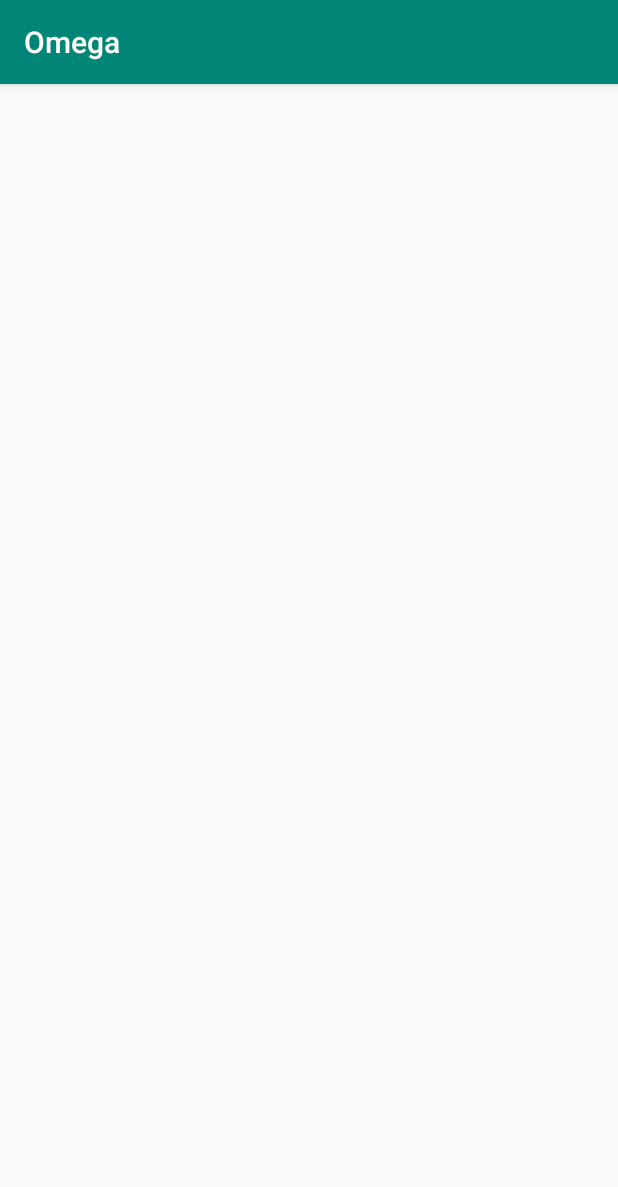
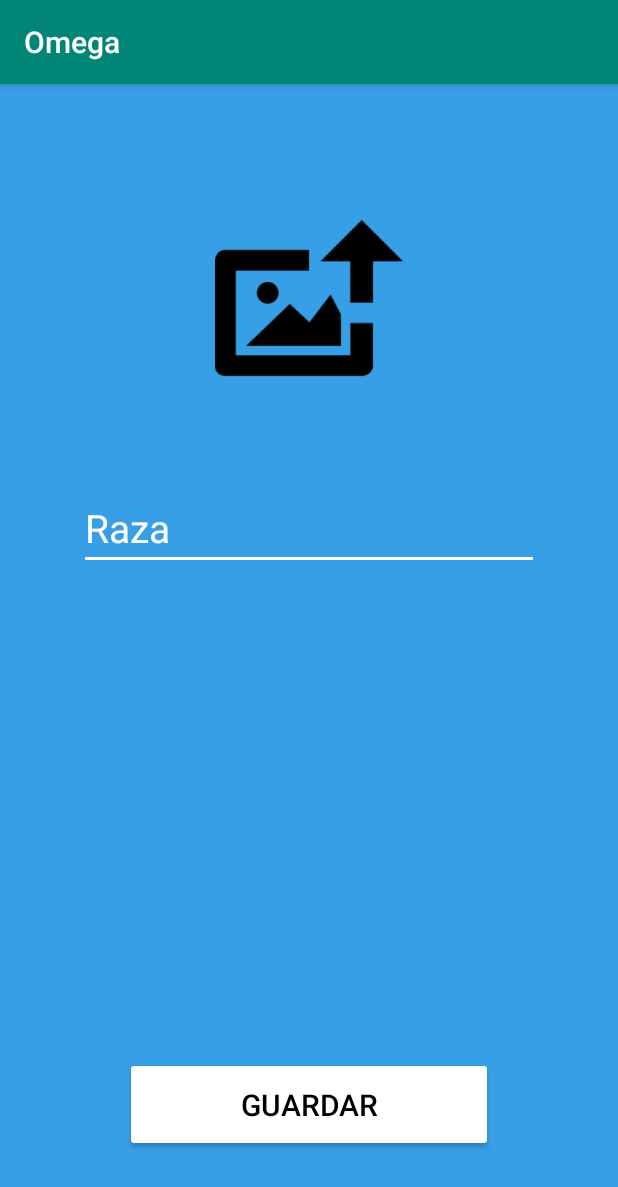
Before and after one commit to BernardGU/Omega, an Android app: the SecondActivity_Report screen opened directly, with no data from a screen before it, on a phone screen of 412 x 824 dp. Shown: the top 1187 px of the screen. Run offline under Robolectric (Android 15) with nearby library versions, the phone set to English and light mode, and no system bars.

Commit message:
report layout

```diff
--- a/app/src/main/res/layout/activity_second__report.xml
+++ b/app/src/main/res/layout/activity_second__report.xml
@@ -4,8 +4,53 @@
     xmlns:tools="http://schemas.android.com/tools"
     android:layout_width="match_parent"
     android:layout_height="match_parent"
+    android:background="#379FE5"
     tools:context=".SecondActivity_Report">
 
 
+    <ImageView
+        android:id="@+id/li_upload"
+        android:layout_width="125dp"
+        android:layout_height="125dp"
+        android:layout_marginTop="80dp"
+        app:layout_constraintBottom_toBottomOf="parent"
+        app:layout_constraintEnd_toEndOf="parent"
+        app:layout_constraintHorizontal_bias="0.5"
+        app:layout_constraintStart_toStartOf="parent"
+        app:layout_constraintTop_toTopOf="parent"
+        app:layout_constraintVertical_bias="0.0"
+        app:srcCompat="@drawable/li_upload" />
+
+    <EditText
+        android:id="@+id/txt_raza"
+        android:layout_width="wrap_content"
+        android:layout_height="wrap_content"
+        android:ems="10"
+        android:inputType="textPersonName"
+        android:text="Raza"
+        android:textSize="26sp"
+        android:textColor="#FFFFFF"
+        android:backgroundTint="#FFFFFF"
+        app:layout_constraintBottom_toBottomOf="parent"
+        app:layout_constraintEnd_toEndOf="parent"
+        app:layout_constraintStart_toStartOf="parent"
+        app:layout_constraintTop_toBottomOf="@+id/li_upload"
+        app:layout_constraintVertical_bias="0.124" />
+
+    <Button
+        android:id="@+id/LB_submit"
+        android:layout_width="245dp"
+        android:layout_height="63dp"
+        android:layout_marginBottom="56dp"
+        android:backgroundTint="#FFFFFF"
+        android:text="Guardar"
+        android:textColor="#000000"
+        android:textSize="20sp"
+        app:layout_constraintBottom_toBottomOf="parent"
+        app:layout_constraintEnd_toEndOf="parent"
+        app:layout_constraintStart_toStartOf="parent"
+        app:layout_constraintTop_toBottomOf="@+id/LB_Reportar"
+        app:layout_constraintVertical_bias="0.293" />
+
 
 </androidx.constraintlayout.widget.ConstraintLayout>
```
